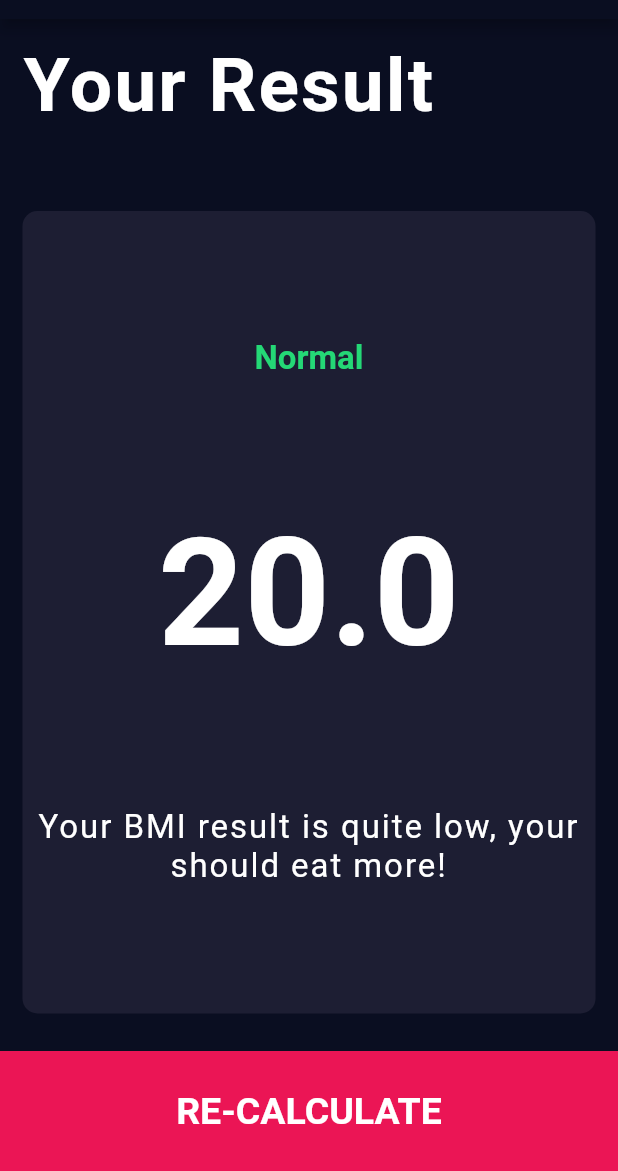
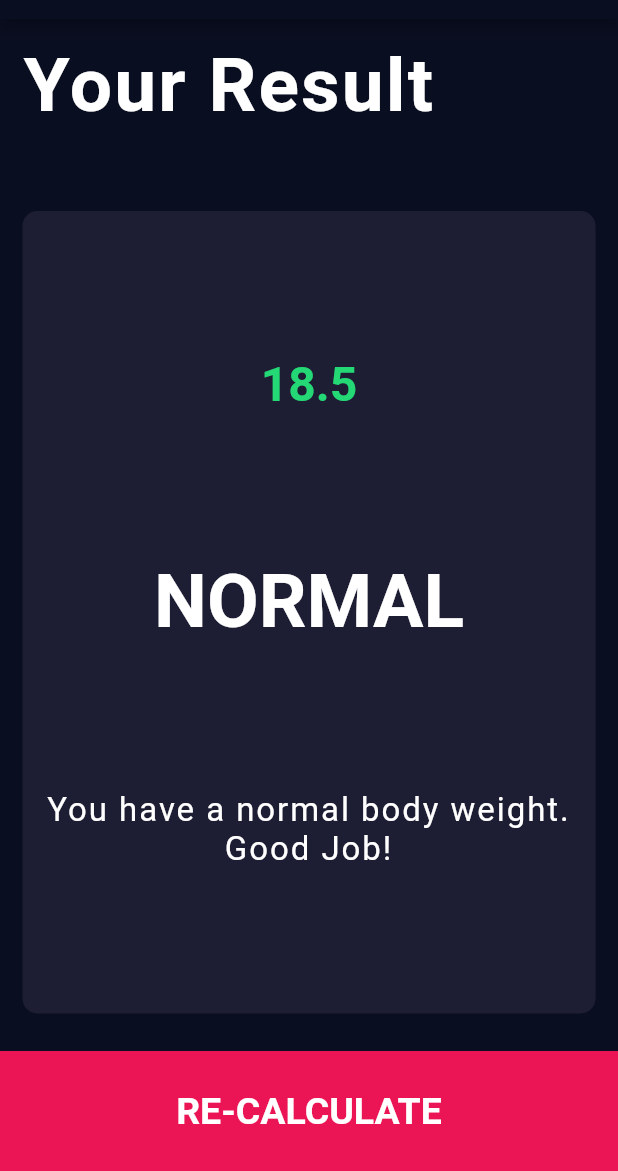
Before and after one commit to AdeelZahid/BodyMassIndex_Flutter, a Flutter app: the screen it shows after launch, after a tap on "CALCULATE", on a phone screen of 412 x 824 dp, the part 65-1236 px from its top. Run offline on Flutter 3.47's test engine with Material 2 defaults, Android fonts, the phone set to English and light mode, and no system bars; our stand-ins replace font_awesome_flutter.

Commit message:
Result page is done.

```diff
--- /dev/null
+++ b/lib/calculation/result_calculator.dart
@@ -0,0 +1,34 @@
+import 'dart:math';
+
+class ResultCalculator {
+  ResultCalculator(this.height, this.weight);
+
+  final int height;
+  final int weight;
+  double _bmi;
+
+  String calculateBMI() {
+    _bmi = weight / pow(height / 100, 2);
+    return _bmi.toStringAsFixed(1);
+  }
+
+  String getResult() {
+    if (_bmi >= 25) {
+      return 'OverWeight';
+    } else if (_bmi > 18.5) {
+      return 'Normal';
+    } else {
+      return 'UnderWeight';
+    }
+  }
+
+  String getInterpretation() {
+    if (_bmi >= 25) {
+      return 'You have a higher than normal body weight. Try to exercise more.';
+    } else if (_bmi > 18.5) {
+      return 'You have a normal body weight. Good Job!';
+    } else {
+      return 'You have a lower than normal body weight. You can eat a bit more.';
+    }
+  }
+}
--- a/lib/constants/constants.dart
+++ b/lib/constants/constants.dart
@@ -28,11 +28,11 @@
 
 const kResultTextStyle = TextStyle(
   color: Color(0xFF24D876),
-  fontSize: 22.0,
+  fontSize: 32.0,
   fontWeight: FontWeight.bold,
 );
 const kBMITextStyle = TextStyle(
-  fontSize: 100.0,
+  fontSize: 50.0,
   fontWeight: FontWeight.bold,
 );
 
--- a/lib/screens/input_page.dart
+++ b/lib/screens/input_page.dart
@@ -1,3 +1,4 @@
+import 'package:body_mass_index_calculator/calculation/result_calculator.dart';
 import 'package:body_mass_index_calculator/constants/constants.dart';
 import 'package:body_mass_index_calculator/screens/result_page.dart';
 import 'package:body_mass_index_calculator/widgets/bottom_button.dart';
@@ -222,10 +223,16 @@
           BottomButton(
             btnText: 'CALCULATE',
             onTap: () {
+              ResultCalculator calc = ResultCalculator(height, weight);
+
               Navigator.push(
                 context,
                 MaterialPageRoute(
-                  builder: (context) => ResultPage(),
+                  builder: (context) => ResultPage(
+                    bmiResult: calc.calculateBMI(),
+                    resultText: calc.getResult(),
+                    interpretation: calc.getInterpretation(),
+                  ),
                 ),
               );
             },
--- a/lib/screens/result_page.dart
+++ b/lib/screens/result_page.dart
@@ -4,7 +4,16 @@
 import 'package:flutter/material.dart';
 
 class ResultPage extends StatelessWidget {
-  const ResultPage({Key key}) : super(key: key);
+  final String bmiResult;
+  final String resultText;
+  final String interpretation;
+
+  const ResultPage(
+      {Key key,
+      @required this.bmiResult,
+      @required this.resultText,
+      @required this.interpretation})
+      : super(key: key);
 
   @override
   Widget build(BuildContext context) {
@@ -34,10 +43,10 @@
                 mainAxisAlignment: MainAxisAlignment.spaceEvenly,
                 crossAxisAlignment: CrossAxisAlignment.center,
                 children: [
-                  Text('Normal', style: kResultTextStyle),
-                  Text('20.0', style: kBMITextStyle),
+                  Text(bmiResult, style: kResultTextStyle),
+                  Text(resultText.toUpperCase(), style: kBMITextStyle),
                   Text(
-                    'Your BMI result is quite low, your should eat more!',
+                    interpretation,
                     style: KBMIbodyText,
                     textAlign: TextAlign.center,
                   ),
```
